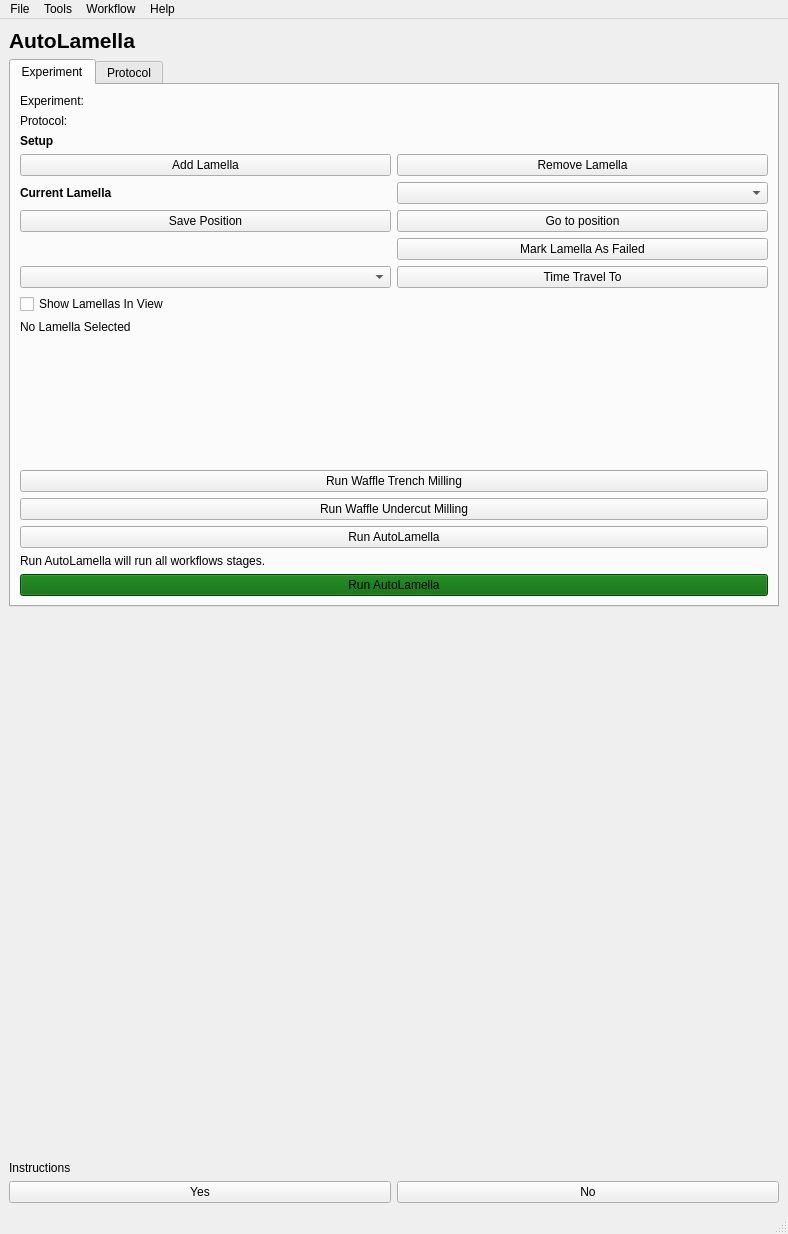
This is autolamella/ui/qt/AutoLamellaUI.ui in DeMarcoLab/autolamella as Qt 5 draws it before an edit. The edited form follows.
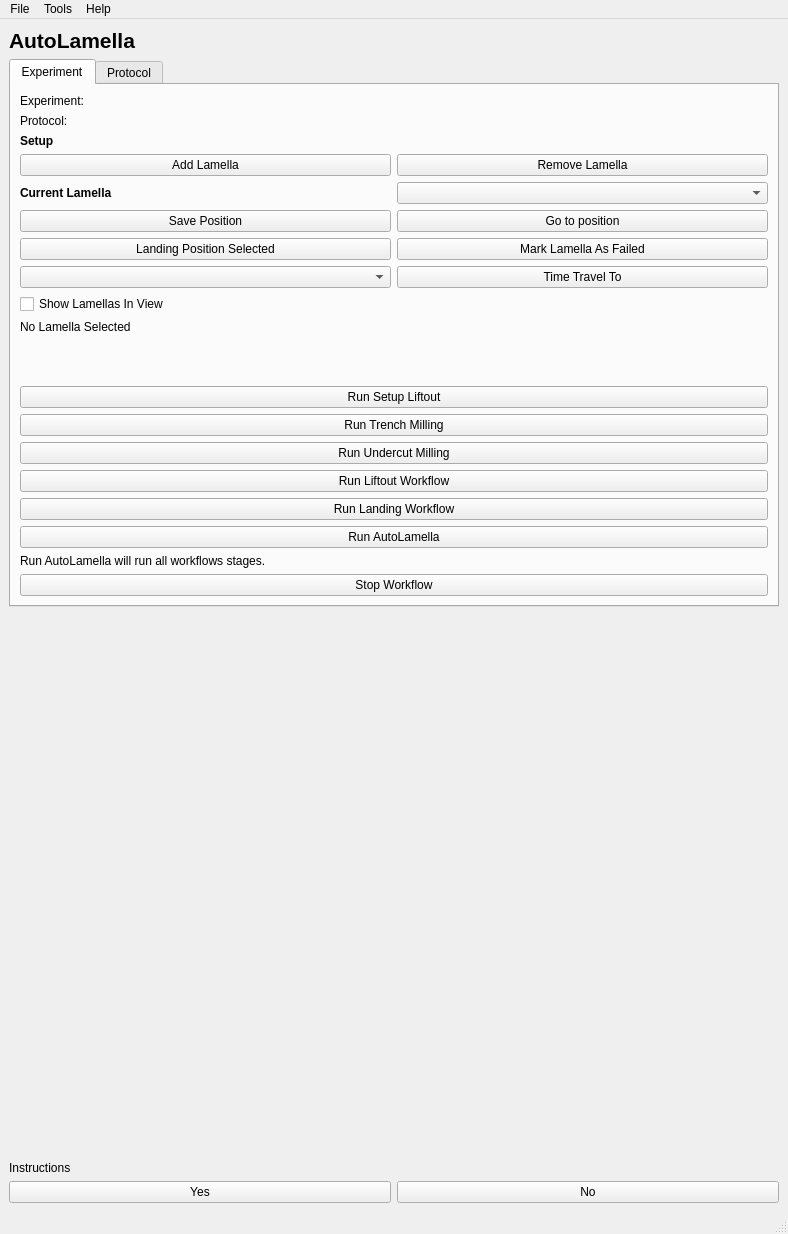
This is the edited form.

Commit message:
[FEAT] Integrate Serial Liftout workflow into AutoLamella UI (#149)
feat: integrate serial liftout workflow into autolamella ui

What changed in the file:
```diff
--- a/autolamella/ui/qt/AutoLamellaUI.ui
+++ b/autolamella/ui/qt/AutoLamellaUI.ui
@@ -46,6 +46,13 @@
         <item row="8" column="1">
          <widget class="QComboBox" name="comboBox_current_lamella"/>
         </item>
+        <item row="11" column="0">
+         <widget class="QPushButton" name="pushButton_lamella_landing_selected">
+          <property name="text">
+           <string>Landing Position Selected</string>
+          </property>
+         </widget>
+        </item>
         <item row="16" column="0" colspan="2">
          <spacer name="verticalSpacer">
           <property name="orientation">
@@ -59,6 +66,13 @@
           </property>
          </spacer>
         </item>
+        <item row="22" column="0" colspan="2">
+         <widget class="QPushButton" name="pushButton_run_autoliftout">
+          <property name="text">
+           <string>Run Liftout Workflow</string>
+          </property>
+         </widget>
+        </item>
         <item row="1" column="0" colspan="2">
          <widget class="QLabel" name="label_experiment_name">
           <property name="text">
@@ -66,7 +80,7 @@
           </property>
          </widget>
         </item>
-        <item row="19" column="0" colspan="2">
+        <item row="24" column="0" colspan="2">
          <widget class="QPushButton" name="pushButton_run_setup_autolamella">
           <property name="text">
            <string>Run AutoLamella</string>
@@ -94,6 +108,13 @@
           </property>
          </widget>
         </item>
+        <item row="27" column="0" colspan="2">
+         <widget class="QPushButton" name="pushButton_stop_workflow">
+          <property name="text">
+           <string>Stop Workflow</string>
+          </property>
+         </widget>
+        </item>
         <item row="10" column="1">
          <widget class="QPushButton" name="pushButton_go_to_lamella">
           <property name="text">
@@ -111,6 +132,13 @@
         <item row="12" column="0">
          <widget class="QComboBox" name="comboBox_lamella_history"/>
         </item>
+        <item row="26" column="0" colspan="2">
+         <widget class="QLabel" name="label_run_autolamella_info">
+          <property name="text">
+           <string>Run AutoLamella will run all workflows stages.</string>
+          </property>
+         </widget>
+        </item>
         <item row="3" column="0">
          <widget class="QLabel" name="label_setup_header">
           <property name="font">
@@ -125,17 +153,17 @@
           </property>
          </widget>
         </item>
-        <item row="18" column="0" colspan="2">
+        <item row="21" column="0" colspan="2">
          <widget class="QPushButton" name="pushButton_run_waffle_undercut">
           <property name="text">
-           <string>Run Waffle Undercut Milling</string>
+           <string>Run Undercut Milling</string>
           </property>
          </widget>
         </item>
-        <item row="17" column="0" colspan="2">
+        <item row="20" column="0" colspan="2">
          <widget class="QPushButton" name="pushButton_run_waffle_trench">
           <property name="text">
-           <string>Run Waffle Trench Milling</string>
+           <string>Run Trench Milling</string>
           </property>
           <property name="default">
            <bool>false</bool>
@@ -175,6 +203,13 @@
           </property>
          </widget>
         </item>
+        <item row="17" column="0" colspan="2">
+         <widget class="QPushButton" name="pushButton_setup_autoliftout">
+          <property name="text">
+           <string>Run Setup Liftout</string>
+          </property>
+         </widget>
+        </item>
         <item row="10" column="0">
          <widget class="QPushButton" name="pushButton_save_position">
           <property name="text">
@@ -182,473 +217,6 @@
           </property>
          </widget>
         </item>
-        <item row="22" column="0" colspan="2">
-         <widget class="QPushButton" name="pushButton_run_autolamella">
-          <property name="palette">
-           <palette>
-            <active>
-             <colorrole role="WindowText">
-              <brush brushstyle="SolidPattern">
-               <color alpha="255">
-                <red>0</red>
-                <green>0</green>
-                <blue>0</blue>
-               </color>
-              </brush>
-             </colorrole>
-             <colorrole role="Button">
-              <brush brushstyle="SolidPattern">
-               <color alpha="255">
-                <red>0</red>
-                <green>100</green>
-                <blue>0</blue>
-               </color>
-              </brush>
-             </colorrole>
-             <colorrole role="Light">
-              <brush brushstyle="SolidPattern">
-               <color alpha="255">
-                <red>255</red>
-                <green>255</green>
-                <blue>255</blue>
-               </color>
-              </brush>
-             </colorrole>
-             <colorrole role="Midlight">
-              <brush brushstyle="SolidPattern">
-               <color alpha="255">
-                <red>255</red>
-                <green>255</green>
-                <blue>255</blue>
-               </color>
-              </brush>
-             </colorrole>
-             <colorrole role="Dark">
-              <brush brushstyle="SolidPattern">
-               <color alpha="255">
-                <red>127</red>
-                <green>127</green>
-                <blue>127</blue>
-               </color>
-              </brush>
-             </colorrole>
-             <colorrole role="Mid">
-              <brush brushstyle="SolidPattern">
-               <color alpha="255">
-                <red>170</red>
-                <green>170</green>
-                <blue>170</blue>
-               </color>
-              </brush>
-             </colorrole>
-             <colorrole role="Text">
-              <brush brushstyle="SolidPattern">
-               <color alpha="255">
-                <red>0</red>
-                <green>0</green>
-                <blue>0</blue>
-               </color>
-              </brush>
-             </colorrole>
-             <colorrole role="BrightText">
-              <brush brushstyle="SolidPattern">
-               <color alpha="255">
-                <red>255</red>
-                <green>255</green>
-                <blue>255</blue>
-               </color>
-              </brush>
-             </colorrole>
-             <colorrole role="ButtonText">
-              <brush brushstyle="SolidPattern">
-               <color alpha="255">
-                <red>0</red>
-                <green>0</green>
-                <blue>0</blue>
-               </color>
-              </brush>
-             </colorrole>
-             <colorrole role="Base">
-              <brush brushstyle="SolidPattern">
-               <color alpha="255">
-                <red>0</red>
-                <green>100</green>
-                <blue>0</blue>
-               </color>
-              </brush>
-             </colorrole>
-             <colorrole role="Window">
-              <brush brushstyle="SolidPattern">
-               <color alpha="255">
-                <red>0</red>
-                <green>100</green>
-                <blue>0</blue>
-               </color>
-              </brush>
-             </colorrole>
-             <colorrole role="Shadow">
-              <brush brushstyle="SolidPattern">
-               <color alpha="255">
-                <red>0</red>
-                <green>0</green>
-                <blue>0</blue>
-               </color>
-              </brush>
-             </colorrole>
-             <colorrole role="AlternateBase">
-              <brush brushstyle="SolidPattern">
-               <color alpha="255">
-                <red>255</red>
-                <green>255</green>
-                <blue>255</blue>
-               </color>
-              </brush>
-             </colorrole>
-             <colorrole role="ToolTipBase">
-              <brush brushstyle="SolidPattern">
-               <color alpha="255">
-                <red>255</red>
-                <green>255</green>
-                <blue>220</blue>
-               </color>
-              </brush>
-             </colorrole>
-             <colorrole role="ToolTipText">
-              <brush brushstyle="SolidPattern">
-               <color alpha="255">
-                <red>0</red>
-                <green>0</green>
-                <blue>0</blue>
-               </color>
-              </brush>
-             </colorrole>
-             <colorrole role="PlaceholderText">
-              <brush brushstyle="SolidPattern">
-               <color alpha="128">
-                <red>0</red>
-                <green>0</green>
-                <blue>0</blue>
-               </color>
-              </brush>
-             </colorrole>
-            </active>
-            <inactive>
-             <colorrole role="WindowText">
-              <brush brushstyle="SolidPattern">
-               <color alpha="255">
-                <red>0</red>
-                <green>0</green>
-                <blue>0</blue>
-               </color>
-              </brush>
-             </colorrole>
-             <colorrole role="Button">
-              <brush brushstyle="SolidPattern">
-               <color alpha="255">
-                <red>0</red>
-                <green>100</green>
-                <blue>0</blue>
-               </color>
-              </brush>
-             </colorrole>
-             <colorrole role="Light">
-              <brush brushstyle="SolidPattern">
-               <color alpha="255">
-                <red>255</red>
-                <green>255</green>
-                <blue>255</blue>
-               </color>
-              </brush>
-             </colorrole>
-             <colorrole role="Midlight">
-              <brush brushstyle="SolidPattern">
-               <color alpha="255">
-                <red>255</red>
-                <green>255</green>
-                <blue>255</blue>
-               </color>
-              </brush>
-             </colorrole>
-             <colorrole role="Dark">
-              <brush brushstyle="SolidPattern">
-               <color alpha="255">
-                <red>127</red>
-                <green>127</green>
-                <blue>127</blue>
-               </color>
-              </brush>
-             </colorrole>
-             <colorrole role="Mid">
-              <brush brushstyle="SolidPattern">
-               <color alpha="255">
-                <red>170</red>
-                <green>170</green>
-                <blue>170</blue>
-               </color>
-              </brush>
-             </colorrole>
-             <colorrole role="Text">
-              <brush brushstyle="SolidPattern">
-               <color alpha="255">
-                <red>0</red>
-                <green>0</green>
-                <blue>0</blue>
-               </color>
-              </brush>
-             </colorrole>
-             <colorrole role="BrightText">
-              <brush brushstyle="SolidPattern">
-               <color alpha="255">
-                <red>255</red>
-                <green>255</green>
-                <blue>255</blue>
-               </color>
-              </brush>
-             </colorrole>
-             <colorrole role="ButtonText">
-              <brush brushstyle="SolidPattern">
-               <color alpha="255">
-                <red>0</red>
-                <green>0</green>
-                <blue>0</blue>
-               </color>
-              </brush>
-             </colorrole>
-             <colorrole role="Base">
-              <brush brushstyle="SolidPattern">
-               <color alpha="255">
-                <red>0</red>
-                <green>100</green>
-                <blue>0</blue>
-               </color>
-              </brush>
-             </colorrole>
-             <colorrole role="Window">
-              <brush brushstyle="SolidPattern">
-               <color alpha="255">
-                <red>0</red>
-                <green>100</green>
-                <blue>0</blue>
-               </color>
-              </brush>
-             </colorrole>
-             <colorrole role="Shadow">
-              <brush brushstyle="SolidPattern">
-               <color alpha="255">
-                <red>0</red>
-                <green>0</green>
-                <blue>0</blue>
-               </color>
-              </brush>
-             </colorrole>
-             <colorrole role="AlternateBase">
-              <brush brushstyle="SolidPattern">
-               <color alpha="255">
-                <red>255</red>
-                <green>255</green>
-                <blue>255</blue>
-               </color>
-              </brush>
-             </colorrole>
-             <colorrole role="ToolTipBase">
-              <brush brushstyle="SolidPattern">
-               <color alpha="255">
-                <red>255</red>
-                <green>255</green>
-                <blue>220</blue>
-               </color>
-              </brush>
-             </colorrole>
-             <colorrole role="ToolTipText">
-              <brush brushstyle="SolidPattern">
-               <color alpha="255">
-                <red>0</red>
-                <green>0</green>
-                <blue>0</blue>
-               </color>
-              </brush>
-             </colorrole>
-             <colorrole role="PlaceholderText">
-              <brush brushstyle="SolidPattern">
-               <color alpha="128">
-                <red>0</red>
-                <green>0</green>
-                <blue>0</blue>
-               </color>
-              </brush>
-             </colorrole>
-            </inactive>
-            <disabled>
-             <colorrole role="WindowText">
-              <brush brushstyle="SolidPattern">
-               <color alpha="255">
-                <red>127</red>
-                <green>127</green>
-                <blue>127</blue>
-               </color>
-              </brush>
-             </colorrole>
-             <colorrole role="Button">
-              <brush brushstyle="SolidPattern">
-               <color alpha="255">
-                <red>0</red>
-                <green>100</green>
-                <blue>0</blue>
-               </color>
-              </brush>
-             </colorrole>
-             <colorrole role="Light">
-              <brush brushstyle="SolidPattern">
-               <color alpha="255">
-                <red>255</red>
-                <green>255</green>
-                <blue>255</blue>
-               </color>
-              </brush>
-             </colorrole>
-             <colorrole role="Midlight">
-              <brush brushstyle="SolidPattern">
-               <color alpha="255">
-                <red>255</red>
-                <green>255</green>
-                <blue>255</blue>
-               </color>
-              </brush>
-             </colorrole>
-             <colorrole role="Dark">
-              <brush brushstyle="SolidPattern">
-               <color alpha="255">
-                <red>127</red>
-                <green>127</green>
-                <blue>127</blue>
-               </color>
-              </brush>
-             </colorrole>
-             <colorrole role="Mid">
-              <brush brushstyle="SolidPattern">
-               <color alpha="255">
-                <red>170</red>
-                <green>170</green>
-                <blue>170</blue>
-               </color>
-              </brush>
-             </colorrole>
-             <colorrole role="Text">
-              <brush brushstyle="SolidPattern">
-               <color alpha="255">
-                <red>127</red>
-                <green>127</green>
-                <blue>127</blue>
-               </color>
-              </brush>
-             </colorrole>
-             <colorrole role="BrightText">
-              <brush brushstyle="SolidPattern">
-               <color alpha="255">
-                <red>255</red>
-                <green>255</green>
-                <blue>255</blue>
-               </color>
-              </brush>
-             </colorrole>
-             <colorrole role="ButtonText">
-              <brush brushstyle="SolidPattern">
-               <color alpha="255">
-                <red>127</red>
-                <green>127</green>
-                <blue>127</blue>
-               </color>
-              </brush>
-             </colorrole>
-             <colorrole role="Base">
-              <brush brushstyle="SolidPattern">
-               <color alpha="255">
-                <red>0</red>
-                <green>100</green>
-                <blue>0</blue>
-               </color>
-              </brush>
-             </colorrole>
-             <colorrole role="Window">
-              <brush brushstyle="SolidPattern">
-               <color alpha="255">
-                <red>0</red>
-                <green>100</green>
-                <blue>0</blue>
-               </color>
-              </brush>
-             </colorrole>
-             <colorrole role="Shadow">
-              <brush brushstyle="SolidPattern">
-               <color alpha="255">
-                <red>0</red>
-                <green>0</green>
-                <blue>0</blue>
-               </color>
-              </brush>
-             </colorrole>
-             <colorrole role="AlternateBase">
-              <brush brushstyle="SolidPattern">
-               <color alpha="255">
-                <red>255</red>
-                <green>255</green>
-                <blue>255</blue>
-               </color>
-              </brush>
-             </colorrole>
-             <colorrole role="ToolTipBase">
-              <brush brushstyle="SolidPattern">
-               <color alpha="255">
-                <red>255</red>
-                <green>255</green>
-                <blue>220</blue>
-               </color>
-              </brush>
-             </colorrole>
-             <colorrole role="ToolTipText">
-              <brush brushstyle="SolidPattern">
-               <color alpha="255">
-                <red>0</red>
-                <green>0</green>
-                <blue>0</blue>
-               </color>
-              </brush>
-             </colorrole>
-             <colorrole role="PlaceholderText">
-              <brush brushstyle="SolidPattern">
-               <color alpha="128">
-                <red>0</red>
-                <green>0</green>
-                <blue>0</blue>
-               </color>
-              </brush>
-             </colorrole>
-            </disabled>
-           </palette>
-          </property>
-          <property name="font">
-           <font>
-            <weight>50</weight>
-            <bold>false</bold>
-           </font>
-          </property>
-          <property name="styleSheet">
-           <string notr="true">background-color: darkGreen</string>
-          </property>
-          <property name="text">
-           <string>Run AutoLamella</string>
-          </property>
-          <property name="autoDefault">
-           <bool>false</bool>
-          </property>
-          <property name="default">
-           <bool>false</bool>
-          </property>
-          <property name="flat">
-           <bool>false</bool>
-          </property>
-         </widget>
-        </item>
         <item row="13" column="0">
          <widget class="QCheckBox" name="checkBox_show_lamella_in_view">
           <property name="text">
@@ -656,10 +224,10 @@
           </property>
          </widget>
         </item>
-        <item row="21" column="0" colspan="2">
-         <widget class="QLabel" name="label_run_autolamella_info">
+        <item row="23" column="0" colspan="2">
+         <widget class="QPushButton" name="pushButton_run_serial_liftout_landing">
           <property name="text">
-           <string>Run AutoLamella will run all workflows stages.</string>
+           <string>Run Landing Workflow</string>
           </property>
          </widget>
         </item>
@@ -1086,12 +654,6 @@
     <addaction name="actionLoad_Milling_Pattern"/>
     <addaction name="actionSave_Milling_Pattern"/>
    </widget>
-   <widget class="QMenu" name="menuWorkflow">
-    <property name="title">
-     <string>Workflow</string>
-    </property>
-    <addaction name="actionStop_Workflow"/>
-   </widget>
    <widget class="QMenu" name="menuHelp">
     <property name="title">
      <string>Help</string>
@@ -1100,7 +662,6 @@
    </widget>
    <addaction name="menuAutoLamella"/>
    <addaction name="menuTools"/>
-   <addaction name="menuWorkflow"/>
    <addaction name="menuHelp"/>
   </widget>
   <widget class="QStatusBar" name="statusbar"/>
```
The commit also changes 6 other files.
